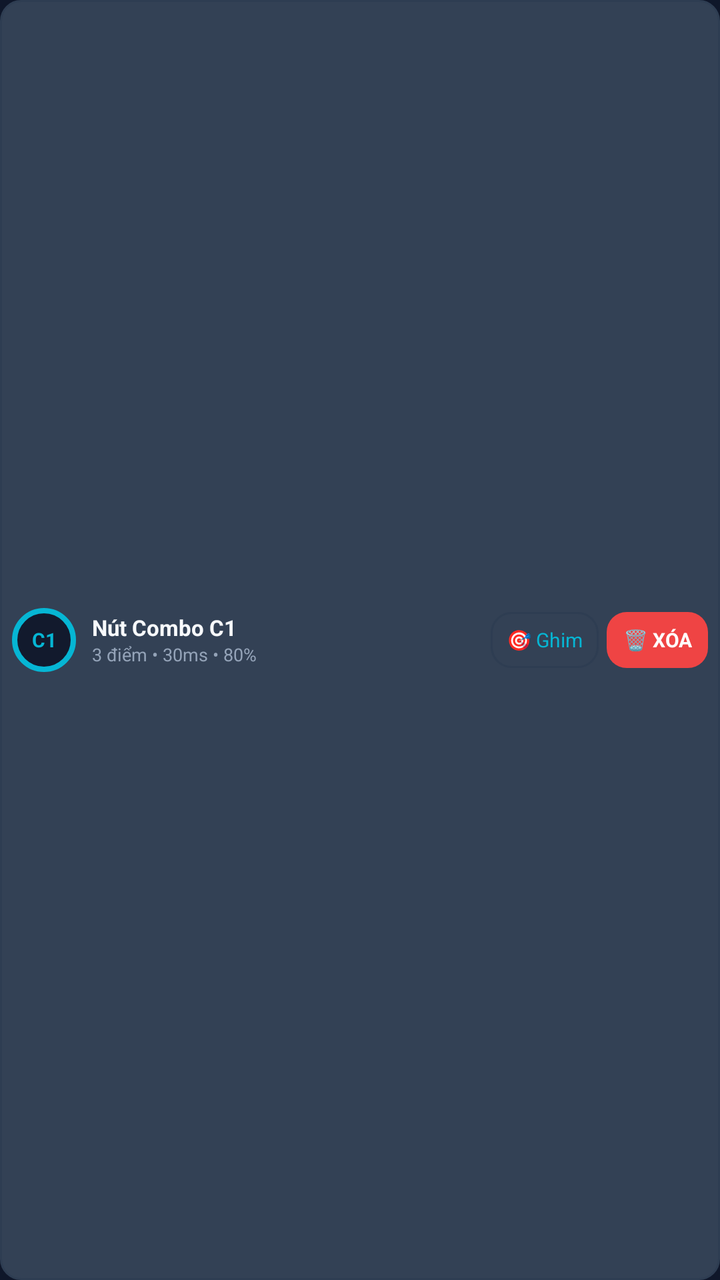
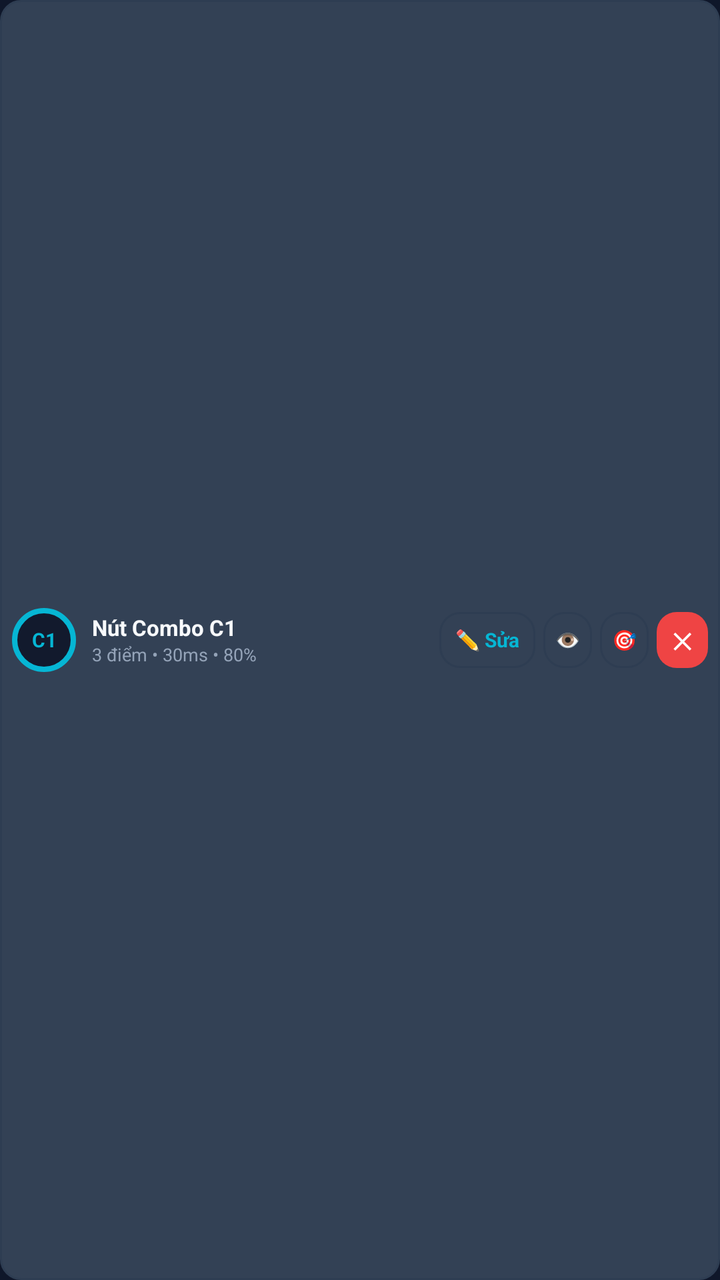

Screens rendered from an Android XML layout before and after an edit, with the pre-edit source and the edit as a unified diff.
<!-- AndroidManifest.xml: application theme Theme.MacroGaming -->
<!-- res/layout/item_assigned_trigger.xml -->
<?xml version="1.0" encoding="utf-8"?>
<LinearLayout xmlns:android="http://schemas.android.com/apk/res/android"
    android:layout_width="match_parent"
    android:layout_height="wrap_content"
    android:layout_marginTop="4dp"
    android:layout_marginBottom="4dp"
    android:background="@drawable/bg_turbo_btn_secondary"
    android:gravity="center_vertical"
    android:orientation="horizontal"
    android:padding="6dp">

    <TextView
        android:id="@+id/tvTriggerBadge"
        android:layout_width="32dp"
        android:layout_height="32dp"
        android:background="@drawable/bg_floating_macro_btn_idle"
        android:gravity="center"
        android:text="C1"
        android:textColor="@color/cyan_neon"
        android:textSize="10sp"
        android:textStyle="bold" />

    <LinearLayout
        android:layout_width="0dp"
        android:layout_height="wrap_content"
        android:layout_marginStart="8dp"
        android:layout_weight="1"
        android:orientation="vertical">

        <TextView
            android:id="@+id/tvTriggerTitle"
            android:layout_width="wrap_content"
            android:layout_height="wrap_content"
            android:text="Nút Combo C1"
            android:textColor="@color/text_primary"
            android:textSize="11sp"
            android:textStyle="bold" />

        <TextView
            android:id="@+id/tvTriggerSub"
            android:layout_width="wrap_content"
            android:layout_height="wrap_content"
            android:text="3 điểm • 30ms • 80%"
            android:textColor="@color/text_secondary"
            android:textSize="9sp" />
    </LinearLayout>

    <TextView
        android:id="@+id/btnTriggerRestorePins"
        android:layout_width="wrap_content"
        android:layout_height="28dp"
        android:layout_marginEnd="4dp"
        android:background="@drawable/bg_turbo_btn_secondary"
        android:gravity="center"
        android:paddingStart="8dp"
        android:paddingEnd="8dp"
        android:text="🎯 Ghim"
        android:textColor="@color/cyan_neon"
        android:textSize="10sp" />

    <TextView
        android:id="@+id/btnTriggerDelete"
        android:layout_width="wrap_content"
        android:layout_height="28dp"
        android:background="@drawable/bg_turbo_btn_danger"
        android:gravity="center"
        android:paddingStart="8dp"
        android:paddingEnd="8dp"
        android:text="🗑️ XÓA"
        android:textColor="@color/white"
        android:textSize="10sp"
        android:textStyle="bold" />

</LinearLayout>
<!-- resources referenced by this layout -->
<resources>
  <color name="cyan_neon">#06B6D4</color>
  <color name="text_primary">#F8FAFC</color>
  <color name="text_secondary">#94A3B8</color>
  <color name="white">#FFFFFF</color>
  <!-- drawable bg_floating_macro_btn_idle (drawable) -->
  <?xml version="1.0" encoding="utf-8"?>
  <shape xmlns:android="http://schemas.android.com/apk/res/android"
      android:shape="oval">
      <solid android:color="#E60F172A" />
      <stroke
          android:width="2.5dp"
          android:color="@color/cyan_neon" />
      <size
          android:width="56dp"
          android:height="56dp" />
  </shape>
  <!-- drawable bg_turbo_btn_danger (drawable) -->
  <?xml version="1.0" encoding="utf-8"?>
  <shape xmlns:android="http://schemas.android.com/apk/res/android"
      android:shape="rectangle">
      <corners android:radius="10dp" />
      <solid android:color="@color/crimson_stop" />
  </shape>
  <!-- drawable bg_turbo_btn_secondary (drawable) -->
  <?xml version="1.0" encoding="utf-8"?>
  <shape xmlns:android="http://schemas.android.com/apk/res/android"
      android:shape="rectangle">
      <corners android:radius="10dp" />
      <solid android:color="@color/bg_surface_elevated" />
      <stroke
          android:width="1dp"
          android:color="@color/stroke_border" />
  </shape>
  <style name="Theme.MacroGaming" parent="Theme.Material3.Dark.NoActionBar">
          <item name="colorPrimary">@color/cyan_neon</item>
          <item name="colorOnPrimary">@color/bg_dark</item>
          <item name="colorSecondary">@color/purple_accent</item>
          <item name="android:windowBackground">@color/bg_dark</item>
          <item name="android:statusBarColor">@color/bg_dark</item>
          <item name="android:navigationBarColor">@color/bg_dark</item>
      </style>
  <color name="crimson_stop">#EF4444</color>
  <color name="bg_surface_elevated">#334155</color>
  <color name="stroke_border">#2E3D52</color>
  <color name="bg_dark">#0F172A</color>
  <color name="purple_accent">#8B5CF6</color>
</resources>

<!-- the commit's change to res/layout/item_assigned_trigger.xml (unified diff, before → after) -->
@@ -46,7 +46,7 @@
     </LinearLayout>
 
     <TextView
-        android:id="@+id/btnTriggerRestorePins"
+        android:id="@+id/btnTriggerRename"
         android:layout_width="wrap_content"
         android:layout_height="28dp"
         android:layout_marginEnd="4dp"
@@ -54,7 +54,34 @@
         android:gravity="center"
         android:paddingStart="8dp"
         android:paddingEnd="8dp"
-        android:text="🎯 Ghim"
+        android:text="✏️ Sửa"
+        android:textColor="@color/cyan_neon"
+        android:textSize="10sp"
+        android:textStyle="bold" />
+
+    <TextView
+        android:id="@+id/btnTriggerToggle"
+        android:layout_width="wrap_content"
+        android:layout_height="28dp"
+        android:layout_marginEnd="4dp"
+        android:background="@drawable/bg_turbo_btn_secondary"
+        android:gravity="center"
+        android:paddingStart="6dp"
+        android:paddingEnd="6dp"
+        android:text="👁️"
+        android:textColor="@color/text_primary"
+        android:textSize="10sp" />
+
+    <TextView
+        android:id="@+id/btnTriggerRestorePins"
+        android:layout_width="wrap_content"
+        android:layout_height="28dp"
+        android:layout_marginEnd="4dp"
+        android:background="@drawable/bg_turbo_btn_secondary"
+        android:gravity="center"
+        android:paddingStart="6dp"
+        android:paddingEnd="6dp"
+        android:text="🎯"
         android:textColor="@color/cyan_neon"
         android:textSize="10sp" />
 
@@ -66,9 +93,9 @@
         android:gravity="center"
         android:paddingStart="8dp"
         android:paddingEnd="8dp"
-        android:text="🗑️ XÓA"
+        android:text="✕"
         android:textColor="@color/white"
-        android:textSize="10sp"
+        android:textSize="11sp"
         android:textStyle="bold" />
 
 </LinearLayout>
